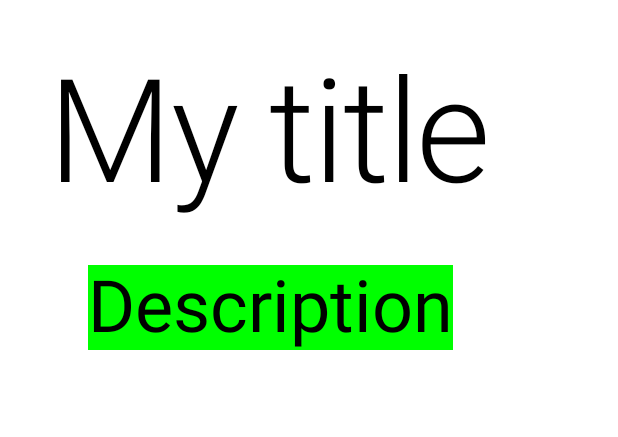
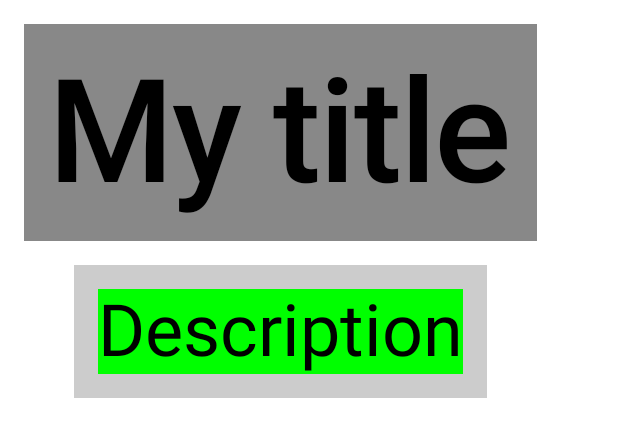
Before and after one commit to zakariaebouklah/CoffeeIsAwesome, an Android app built with Jetpack Compose: the @Preview function Offer, on a phone screen of 412 x 824 dp. Shown: the top 437 px of the screen. Run offline under Robolectric (Android 15) with nearby library versions, the phone set to English and light mode, and no system bars.

Commit message:
Adding a Spacer composable and more styling to children composables.

```diff
--- a/app/src/main/java/com/zakib/coffeeisgood/OffersPage.kt
+++ b/app/src/main/java/com/zakib/coffeeisgood/OffersPage.kt
@@ -2,6 +2,8 @@ package com.zakib.coffeeisgood
 
 import androidx.compose.foundation.background
 import androidx.compose.foundation.layout.Column
+import androidx.compose.foundation.layout.Spacer
+import androidx.compose.foundation.layout.height
 import androidx.compose.foundation.layout.padding
 import androidx.compose.material.MaterialTheme
 import androidx.compose.material.Text
@@ -16,7 +18,7 @@ import androidx.compose.ui.Modifier
 import androidx.compose.ui.graphics.Color
 import androidx.compose.ui.unit.dp
 
-@Preview
+@Preview(showBackground = true)
 @Composable
 fun Offer() {
 
@@ -37,12 +39,17 @@ fun Offer() {
         Text(
             text = "My title",
             style = MaterialTheme.typography.h1,
-            modifier = Modifier.padding(16.dp)
+            modifier = Modifier.background(Color.Gray).padding(16.dp),
+            fontWeight = FontWeight.Medium
         )
+        Spacer(modifier = Modifier.height(16.dp))
         Text(
             text = "Description",
             style = MaterialTheme.typography.h3,
-            modifier = Modifier.padding(16.dp).background(Color.Green)
+            modifier = Modifier
+                .background(Color.LightGray)
+                .padding(16.dp)
+                .background(Color.Green)
         )
     }
 }
```
